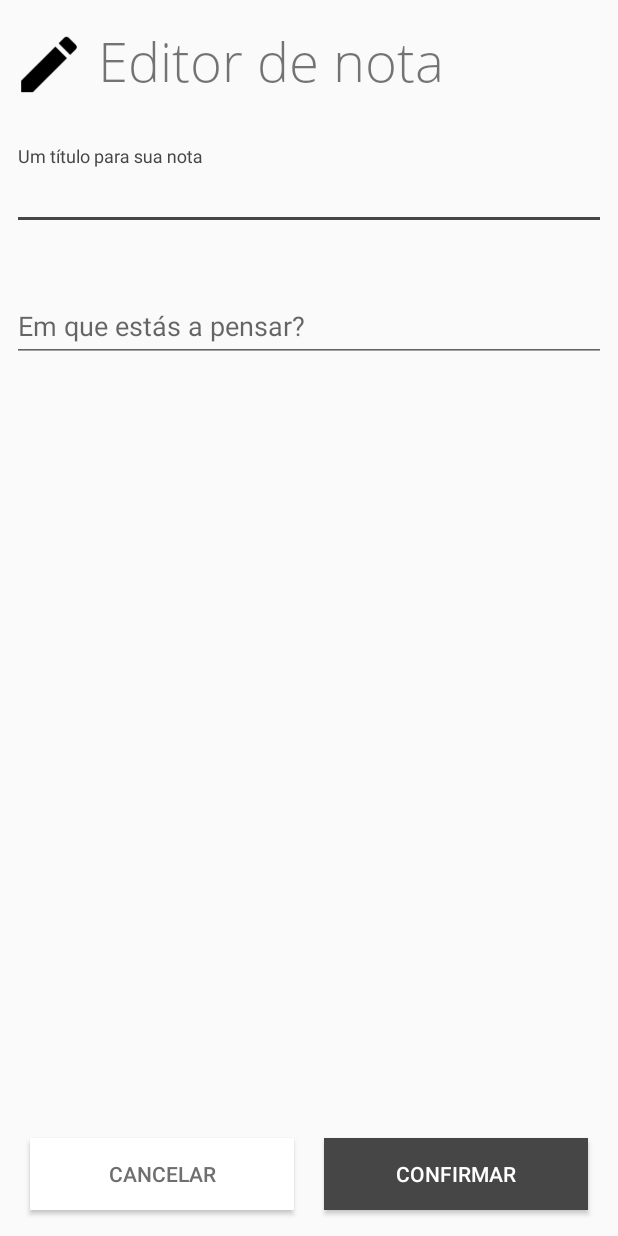
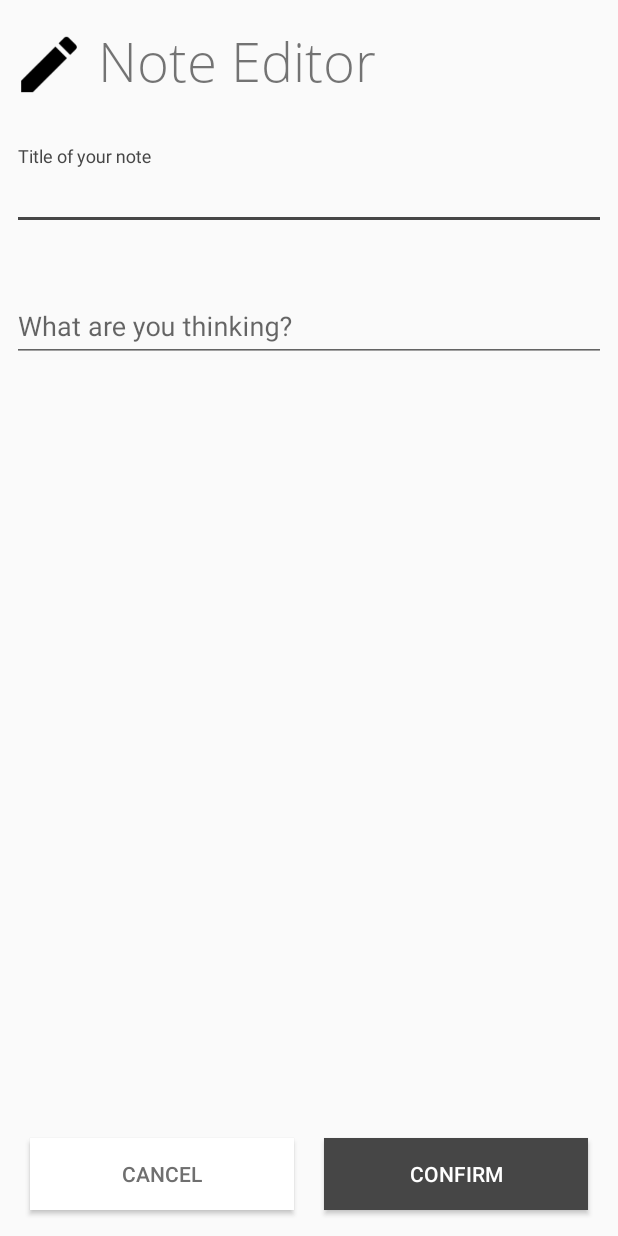
Before and after one commit to soumarcelino/notes, an Android app: the NoteEdit screen opened directly, with no data from a screen before it, on a phone screen of 412 x 824 dp. Run offline under Robolectric (Android 15) with nearby library versions, the phone set to English and light mode, and no system bars; our stand-ins replace Room's generated code; libraries missing offline, so code that uses them is left out: com.koushikdutta.ion.

Commit message:
Add language layout support

```diff
--- a/app/src/main/res/layout/activity_edit_note.xml
+++ b/app/src/main/res/layout/activity_edit_note.xml
@@ -13,7 +13,7 @@
         android:layout_marginStart="8dp"
         android:layout_marginTop="16dp"
         android:fontFamily="@font/open_sans_light"
-        android:text="Editor de nota"
+        android:text="@string/app.note.editor.title"
         android:textSize="36dp"
         app:layout_constraintStart_toEndOf="@+id/appIcon3"
         app:layout_constraintTop_toTopOf="parent" />
@@ -46,7 +46,7 @@
             android:layout_width="match_parent"
             android:layout_height="wrap_content"
             android:layout_weight="1"
-            android:hint="Um título para sua nota"
+            android:hint="@string/app.input.title"
             android:textColorHighlight="#464646"
             android:textColorLink="#464646" />
     </com.google.android.material.textfield.TextInputLayout>
@@ -67,7 +67,7 @@
             android:layout_width="match_parent"
             android:layout_height="wrap_content"
             android:layout_weight="1"
-            android:hint="Em que estás a pensar?"
+            android:hint="@string/app.input.description"
             android:maxHeight="300dp"
             android:textColor="#464646"
             android:textColorHighlight="#464646"
@@ -83,7 +83,7 @@
         android:layout_marginBottom="17dp"
         android:background="#464646"
         android:minWidth="150dp"
-        android:text="confirmar"
+        android:text="@string/app.confirm"
         android:textColor="#FFFFFF"
         app:layout_constraintBottom_toBottomOf="parent"
         app:layout_constraintEnd_toEndOf="parent"
@@ -98,7 +98,7 @@
         android:layout_marginBottom="17dp"
         android:background="@android:color/white"
         android:minWidth="150dp"
-        android:text="Cancelar"
+        android:text="@string/app.cancel"
         android:textColor="#6F6F6F"
         app:layout_constraintBottom_toBottomOf="parent"
         app:layout_constraintEnd_toStartOf="@+id/editConfirmButton"
--- a/app/src/main/res/layout/activity_main.xml
+++ b/app/src/main/res/layout/activity_main.xml
@@ -44,7 +44,7 @@
         android:layout_marginStart="8dp"
         android:layout_marginTop="16dp"
         android:fontFamily="@font/open_sans_light"
-        android:text="Minhas notas"
+        android:text="@string/app.list.title"
         android:textSize="36dp"
         app:layout_constraintStart_toEndOf="@+id/appIcon2"
         app:layout_constraintTop_toTopOf="parent" />
@@ -82,7 +82,7 @@
         android:layout_marginStart="8dp"
         android:layout_marginTop="8dp"
         android:fontFamily="@font/open_sans"
-        android:text="Não há notas"
+        android:text="@string/app.list.empty"
         app:layout_constraintEnd_toEndOf="@+id/RecyclerViewNotes"
         app:layout_constraintStart_toStartOf="@+id/RecyclerViewNotes"
         app:layout_constraintTop_toBottomOf="@+id/emptyNoteImage" />
--- a/app/src/main/res/layout/activity_note_view.xml
+++ b/app/src/main/res/layout/activity_note_view.xml
@@ -15,7 +15,7 @@
         android:layout_marginBottom="17dp"
         android:background="#464646"
         android:minWidth="150dp"
-        android:text="APAGAR"
+        android:text="@string/app.button.delete"
         android:textColor="#FFFFFF"
         app:layout_constraintBottom_toBottomOf="parent"
         app:layout_constraintEnd_toEndOf="parent"
@@ -30,7 +30,7 @@
         android:layout_marginBottom="17dp"
         android:background="@android:color/white"
         android:minWidth="150dp"
-        android:text="EDITAR"
+        android:text="@string/app.button.edit"
         android:textColor="#6F6F6F"
         app:layout_constraintBottom_toBottomOf="parent"
         app:layout_constraintEnd_toStartOf="@+id/noteViewDelete"
@@ -43,7 +43,7 @@
         android:layout_marginStart="8dp"
         android:layout_marginTop="16dp"
         android:fontFamily="@font/open_sans_light"
-        android:text="Ecrã de nota"
+        android:text="@string/app.view.title"
         android:textSize="36dp"
         app:layout_constraintStart_toEndOf="@+id/appIcon"
         app:layout_constraintTop_toTopOf="parent" />
```
Also changed, not shown: app/src/main/java/com/m/notas/NoteView.java (+4 -4 lines), app/src/main/res/layout/activity_create_note.xml (+5 -5 lines).
